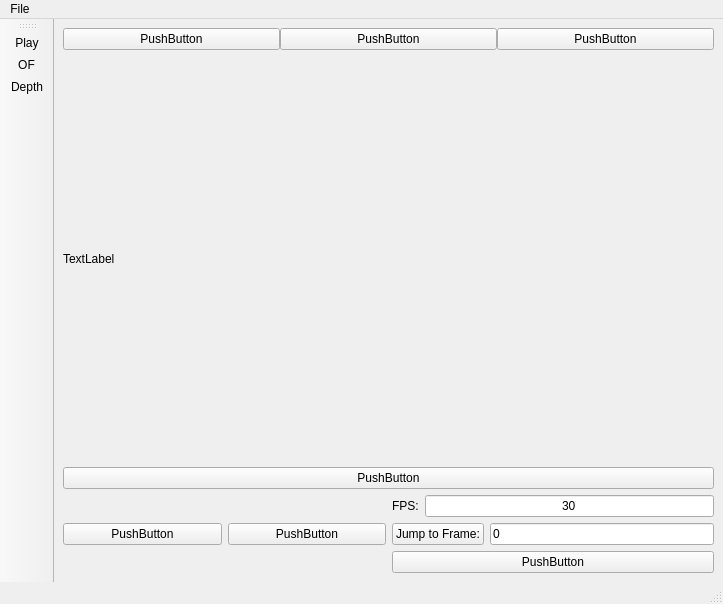
Qt form application/mainwindow.ui (kevinhartyanyi/BSC-Thesis) before a commit.
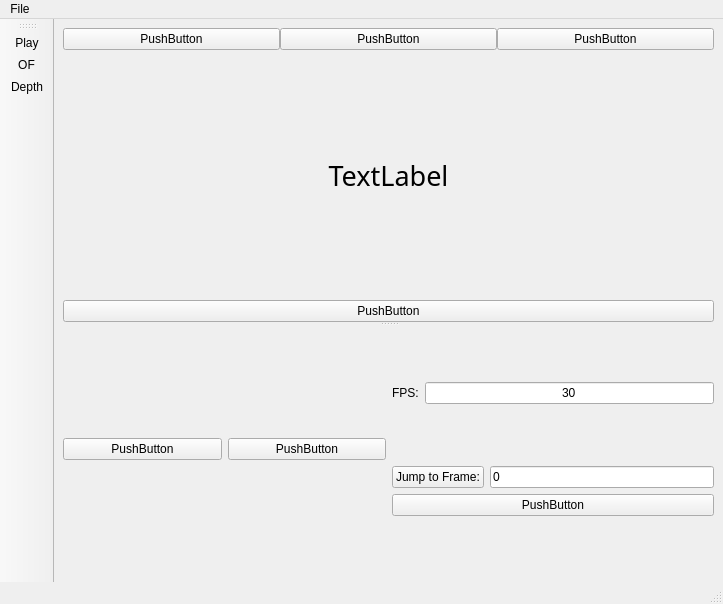
The same form after that commit.

What changed in the file:
```diff
--- a/application/mainwindow.ui
+++ b/application/mainwindow.ui
@@ -14,10 +14,13 @@
    <string>MainWindow</string>
   </property>
   <widget class="QWidget" name="centralwidget">
-   <layout class="QVBoxLayout" name="verticalLayout_5">
+   <layout class="QVBoxLayout" name="verticalLayout_2">
     <item>
-     <layout class="QVBoxLayout" name="verticalLayout_2">
-      <item>
+     <widget class="QSplitter" name="splitter">
+      <property name="orientation">
+       <enum>Qt::Vertical</enum>
+      </property>
+      <widget class="QWidget" name="">
        <layout class="QVBoxLayout" name="layout_vid">
         <item>
          <layout class="QHBoxLayout" name="horizontalLayout_3">
@@ -55,9 +58,21 @@
         </item>
         <item>
          <widget class="QLabel" name="l_description">
+          <property name="font">
+           <font>
+            <family>GE Inspira</family>
+            <pointsize>20</pointsize>
+           </font>
+          </property>
+          <property name="toolTip">
+           <string>Description of the currently selected video</string>
+          </property>
           <property name="text">
            <string>TextLabel</string>
           </property>
+          <property name="alignment">
+           <set>Qt::AlignCenter</set>
+          </property>
          </widget>
         </item>
         <item>
@@ -68,8 +83,8 @@
          </widget>
         </item>
        </layout>
-      </item>
-      <item>
+      </widget>
+      <widget class="QWidget" name="">
        <layout class="QHBoxLayout" name="horizontalLayout_5">
         <item>
          <layout class="QVBoxLayout" name="layout_plot">
@@ -170,8 +185,8 @@
          </layout>
         </item>
        </layout>
-      </item>
-     </layout>
+      </widget>
+     </widget>
     </item>
    </layout>
   </widget>
```
Left out of the diff: 36 changed lines with no effect on the pictures.
